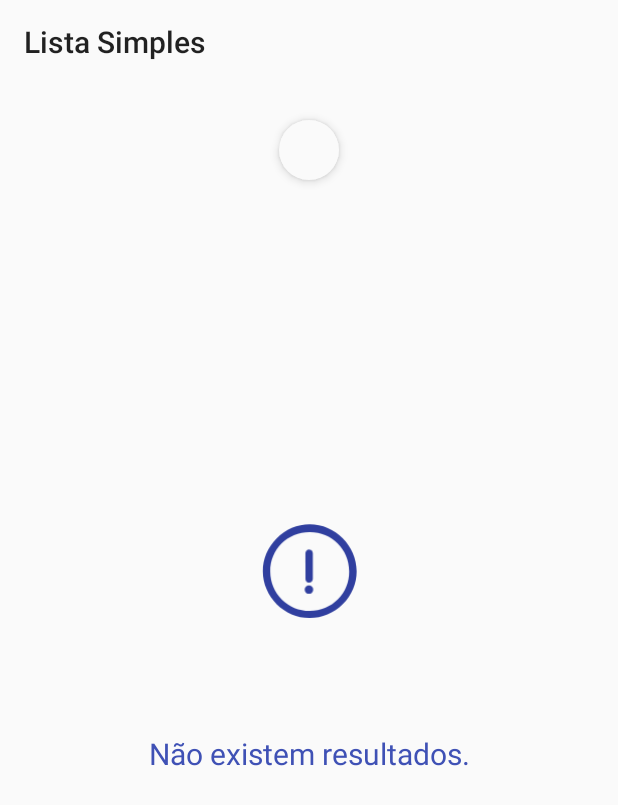
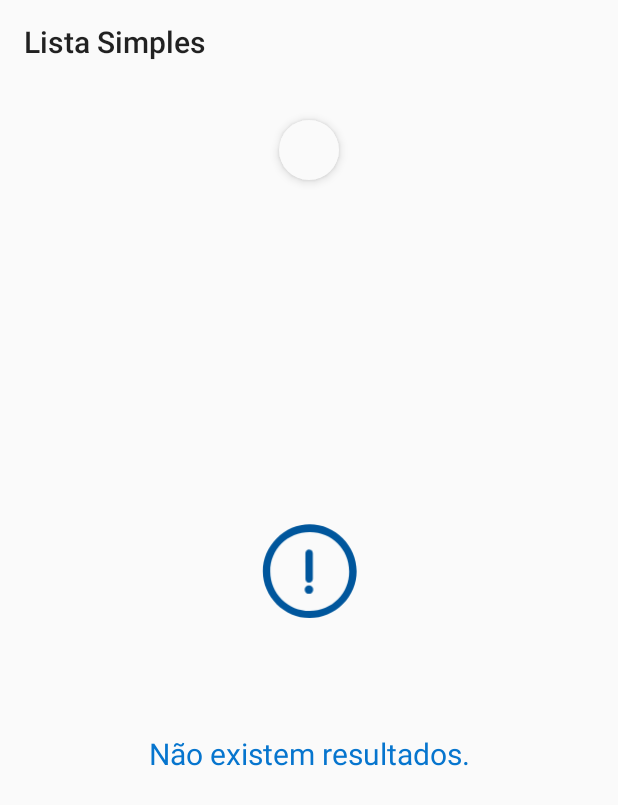
Before and after one commit to joaopaulosj/vanhackathon-2019, an Android app: the screen it shows after launch (SimpleListActivity), on a phone screen of 412 x 824 dp. Shown: the top 805 px of the screen. Run offline under Robolectric (Android 15) with nearby library versions, the phone set to English and light mode, and no system bars; our stand-ins replace RxJava; libraries missing offline, so code that uses them is left out: com.crashlytics.android, io.fabric.sdk; pictures from the network do not load; 25 statements that could not run were skipped.

Commit message:
Adding colors

```diff
--- a/app/build.gradle
+++ b/app/build.gradle
@@ -45,7 +45,7 @@ android {
     }
 
     defaultConfig {
-        applicationId "com.joaopaulosj.vanhackhathon2019"
+        applicationId "br.com.joaopaulosj.vanhackhathon2019"
         minSdkVersion rootProject.ext.minSdkVersion
         targetSdkVersion rootProject.ext.targetSdkVersion
         versionCode 1000
--- a/app/src/main/res/values/colors.xml
+++ b/app/src/main/res/values/colors.xml
@@ -1,8 +1,20 @@
 <?xml version="1.0" encoding="utf-8"?>
 <resources>
-    <color name="colorPrimary">#3F51B5</color>
-    <color name="colorPrimaryDark">#303F9F</color>
-    <color name="colorAccent">#FF4081</color>
+    <color name="colorPrimary">@color/colorMain</color>
+    <color name="colorPrimaryDark">@color/colorMainDark</color>
+    <color name="colorAccent">@color/colorSecondary</color>
+
+    <color name="colorMainLight">#2B9BF5</color>
+    <color name="colorMain">#0675CE</color>
+    <color name="colorMainDark">#00569C</color>
+
+    <color name="colorSecLight">#FF7B38</color>
+    <color name="colorSecondary">#EF5C11</color>
+    <color name="colorSecDark">#C94300</color>
+
+    <color name="colorTertiaryLight">#50E8F2</color>
+    <color name="colorTertiary">#26C0CB</color>
+    <color name="colorTertiaryDark">#029CA6</color>
 
     <color name="color_white">#FFF</color>
     <color name="color_black">#000</color>
```
